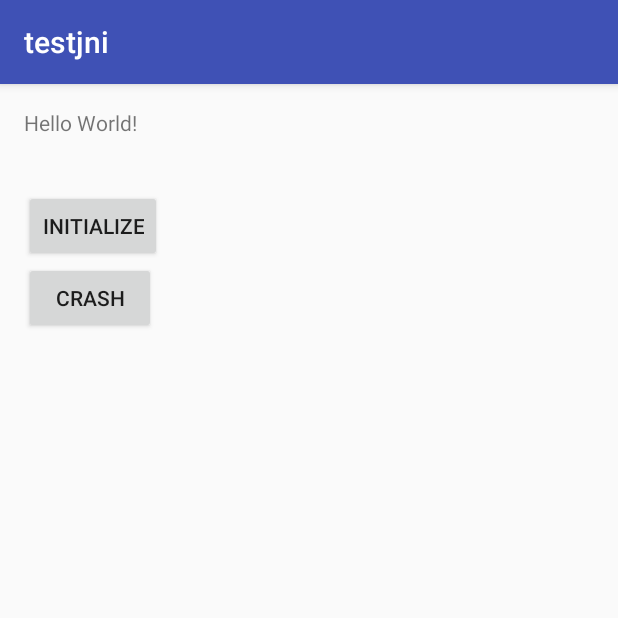
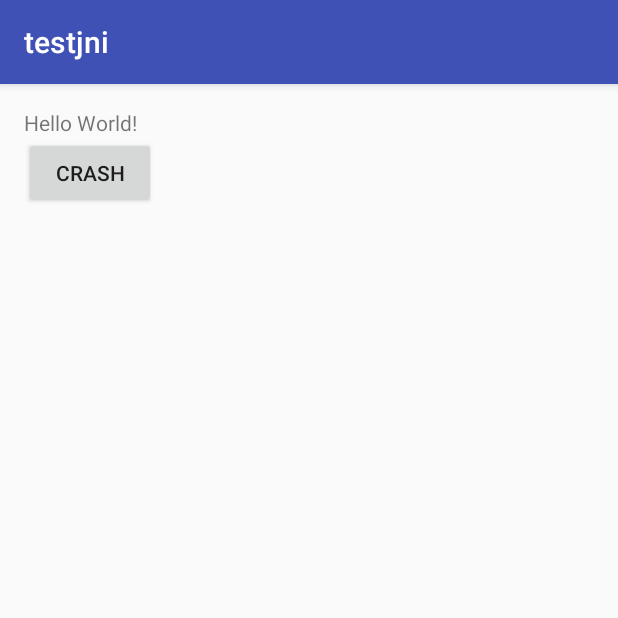
Before and after one commit to chaeyk/testjni, an Android app: the screen it shows after launch (MainActivity), on a phone screen of 412 x 824 dp, the top half of it. Run offline under Robolectric (Android 15) with nearby library versions, the phone set to English and light mode, and no system bars; 1 statement that could not run was skipped.

Commit message:
remove init button

```diff
--- a/app/src/main/res/layout/activity_main.xml
+++ b/app/src/main/res/layout/activity_main.xml
@@ -18,17 +18,8 @@
     <Button
         android:layout_width="wrap_content"
         android:layout_height="wrap_content"
-        android:text="Initialize"
-        android:id="@+id/btnInit"
-        android:layout_below="@+id/textView"
-        android:layout_alignParentLeft="true"
-        android:layout_marginTop="35dp" />
-
-    <Button
-        android:layout_width="wrap_content"
-        android:layout_height="wrap_content"
         android:text="Crash"
         android:id="@+id/btnCrash"
-        android:layout_below="@+id/btnInit"
-        android:layout_alignParentLeft="true" />
+        android:layout_alignParentLeft="true"
+        android:layout_below="@+id/textView" />
 </RelativeLayout>
```
